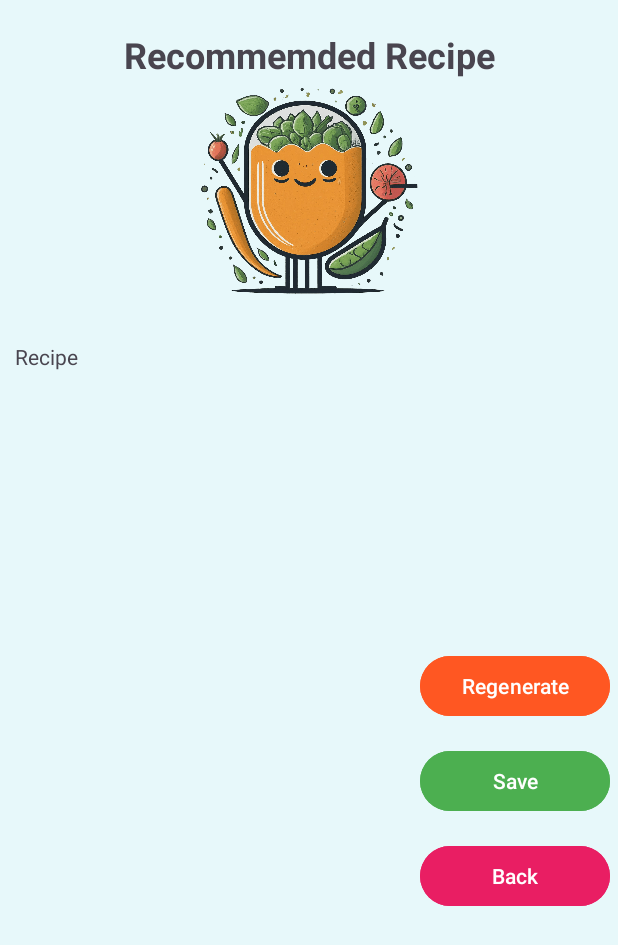
After one commit to monkeystar0/healthyRecipeBuddy, an Android app: the layout activity_recommended_recipe.xml on its own in the app's theme, with its tools: preview values and no code run, on a phone screen of 412 x 824 dp. The commit adds this screen. Shown: the top 945 px of the screen. Run offline under Robolectric (Android 15) with nearby library versions, the phone set to English and light mode, and no system bars.

Commit message:
add RecommendedRecipeActivity, add SavedRecipeDatabase

```diff
--- a/app/src/main/AndroidManifest.xml
+++ b/app/src/main/AndroidManifest.xml
@@ -26,6 +26,7 @@
         <activity android:name="com.example.healthyrecipebuddy.UserProfileEditActivity" />
         <activity android:name="com.example.healthyrecipebuddy.FoodLogActivity" />
         <activity android:name="com.example.healthyrecipebuddy.FoodLogHistoryActivity" />
+        <activity android:name="com.example.healthyrecipebuddy.RecommendedRecipeActivity" />
     </application>
 
 </manifest>
--- a/app/src/main/java/com/example/healthyrecipebuddy/MainActivity.kt
+++ b/app/src/main/java/com/example/healthyrecipebuddy/MainActivity.kt
@@ -100,6 +100,10 @@ class MainActivity : AppCompatActivity() {
             val intent = Intent(this, FoodLogActivity::class.java)
             startActivity(intent)
         }
+        binding.recommendedRecipeButton.setOnClickListener {
+            val intent = Intent(this, RecommendedRecipeActivity::class.java)
+            startActivity(intent)
+        }
     }
 
     private fun showLoadingIndicator() {
--- a/app/src/main/java/com/example/healthyrecipebuddy/db/FoodLogDataBase.kt
+++ b/app/src/main/java/com/example/healthyrecipebuddy/db/FoodLogDataBase.kt
@@ -23,9 +23,6 @@ interface FoodLogDao {
     @Query("SELECT * FROM food_log")
     fun getAllFoodLogs(): LiveData<List<FoodLog>>
 
-//    @Query("SELECT * FROM food_log WHERE date = :date")
-//    fun getFoodLogsByDate(date: Date): LiveData<List<FoodLog>>
-
     @Query("SELECT * FROM food_log WHERE date = :timestamp")
     fun getFoodLogsByDate(timestamp: Date): LiveData<List<FoodLog>>
 
--- /dev/null
+++ b/app/src/main/res/layout/activity_recommended_recipe.xml
@@ -0,0 +1,92 @@
+<?xml version="1.0" encoding="utf-8"?>
+<LinearLayout xmlns:android="http://schemas.android.com/apk/res/android"
+    xmlns:app="http://schemas.android.com/apk/res-auto"
+    android:layout_width="match_parent"
+    android:layout_height="match_parent"
+    android:background="#E7F8FA"
+    android:gravity="center_horizontal"
+    android:orientation="vertical">
+
+
+    <TextView
+        android:id="@+id/textView23"
+        android:layout_width="match_parent"
+        android:layout_height="wrap_content"
+        android:layout_marginTop="20dp"
+        android:gravity="center"
+        android:text="Recommemded Recipe"
+        android:textSize="24sp"
+        android:textStyle="bold" />
+
+    <ImageView
+        android:id="@+id/imageView4"
+        android:layout_width="150dp"
+        android:layout_height="150dp"
+        app:srcCompat="@drawable/mascot" />
+
+    <LinearLayout
+        android:layout_width="match_parent"
+        android:layout_height="match_parent"
+        android:layout_marginTop="15dp"
+        android:orientation="horizontal">
+
+        <ScrollView
+            android:layout_width="0dp"
+            android:layout_height="match_parent"
+            android:layout_weight="2">
+
+            <LinearLayout
+                android:layout_width="match_parent"
+                android:layout_height="wrap_content"
+                android:orientation="vertical"
+                android:padding="10dp">
+
+                <ProgressBar
+                    android:id="@+id/loadingProgress"
+                    style="?android:attr/progressBarStyle"
+                    android:layout_width="match_parent"
+                    android:layout_height="match_parent"
+                    android:visibility="gone" />
+
+                <TextView
+                    android:id="@+id/recipeText"
+                    android:layout_width="match_parent"
+                    android:layout_height="match_parent"
+                    android:text="Recipe" />
+            </LinearLayout>
+        </ScrollView>
+
+        <LinearLayout
+            android:layout_width="0dp"
+            android:layout_height="match_parent"
+            android:layout_weight="1"
+            android:gravity="center"
+            android:orientation="vertical"
+            android:padding="5dp">
+
+            <Button
+                android:id="@+id/regenBtn"
+                android:layout_width="match_parent"
+                android:layout_height="wrap_content"
+                android:backgroundTint="#FF5722"
+                android:text="Regenerate" />
+
+            <Button
+                android:id="@+id/saveBtn"
+                android:layout_width="match_parent"
+                android:layout_height="wrap_content"
+                android:layout_marginTop="15dp"
+                android:backgroundTint="#4CAF50"
+                android:text="Save" />
+
+            <Button
+                android:id="@+id/backBtn"
+                android:layout_width="match_parent"
+                android:layout_height="wrap_content"
+                android:layout_marginTop="15dp"
+                android:backgroundTint="#E91E63"
+                android:text="Back" />
+        </LinearLayout>
+
+    </LinearLayout>
+</LinearLayout>
```
Also changed, not shown: app/src/main/java/com/example/healthyrecipebuddy/RecommendedRecipeActivity.kt (added, +153 -0 lines), app/src/main/java/com/example/healthyrecipebuddy/db/RecipeDatabase.kt (added, +29 -0 lines), app/src/main/java/com/example/healthyrecipebuddy/entity/SavedRecipe.kt (added, +13 -0 lines), app/src/main/java/com/example/healthyrecipebuddy/util/RecipeNameDialogFragment.kt (added, +24 -0 lines), app/src/main/res/layout/recipe_name_dialog.xml (added, +22 -0 lines).
